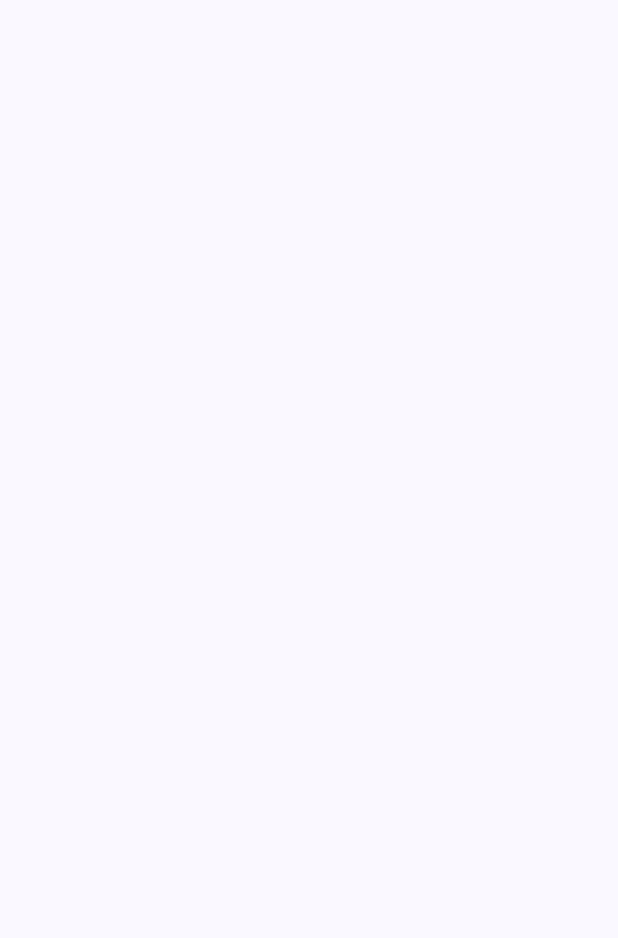
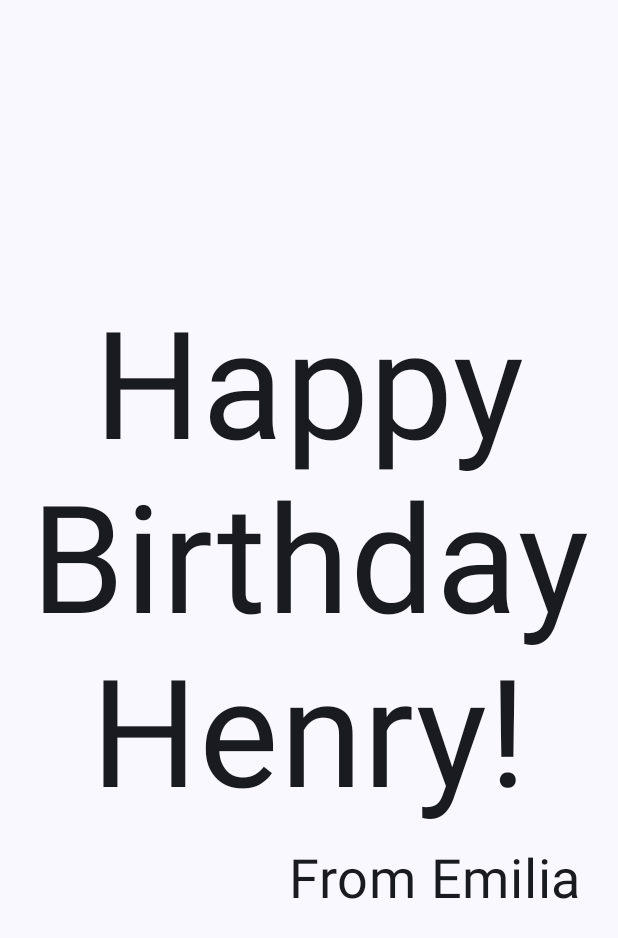
Before and after one commit to kudosscience/Happy-Birthday, an Android app built with Jetpack Compose: the screen it shows after launch (MainActivity), on a phone screen of 412 x 824 dp. Before the commit the part shown is empty. Shown: the top 938 px of the screen. Run offline under Robolectric (Android 15) with nearby library versions, the phone set to English and light mode, and no system bars.

Commit message:
Finish font, alignment and nested composables

```diff
--- a/app/src/main/java/com/example/happybirthday/MainActivity.kt
+++ b/app/src/main/java/com/example/happybirthday/MainActivity.kt
@@ -4,23 +4,40 @@ import android.os.Bundle
 import androidx.activity.ComponentActivity
 import androidx.activity.compose.setContent
 import androidx.activity.enableEdgeToEdge
+import androidx.compose.foundation.background
+import androidx.compose.foundation.layout.Arrangement
+import androidx.compose.foundation.layout.Column
+import androidx.compose.foundation.layout.Row
 import androidx.compose.foundation.layout.fillMaxSize
 import androidx.compose.foundation.layout.padding
+import androidx.compose.material3.MaterialTheme
 import androidx.compose.material3.Scaffold
+import androidx.compose.material3.Surface
 import androidx.compose.material3.Text
 import androidx.compose.runtime.Composable
+import androidx.compose.ui.Alignment
 import androidx.compose.ui.Modifier
+import androidx.compose.ui.text.style.TextAlign
 import androidx.compose.ui.tooling.preview.Preview
+import androidx.compose.ui.unit.dp
 import androidx.compose.ui.unit.sp
 import com.example.happybirthday.ui.theme.HappyBirthdayTheme
 
 class MainActivity : ComponentActivity() {
     override fun onCreate(savedInstanceState: Bundle?) {
         super.onCreate(savedInstanceState)
-        enableEdgeToEdge()
         setContent {
             HappyBirthdayTheme {
-                Scaffold(modifier = Modifier.fillMaxSize()) { innerPadding ->
+                // A surface container using the 'background' color from the theme
+                Surface(
+                    modifier = Modifier.fillMaxSize(),
+                    color = MaterialTheme.colorScheme.background
+                ) {
+                    GreetingText(
+                        message = "Happy Birthday Henry!",
+                        from = "From Emilia",
+                        modifier = Modifier.padding(8.dp)
+                    )
                 }
                 }
             }
@@ -29,15 +46,24 @@ class MainActivity : ComponentActivity() {
 
 @Composable
 fun GreetingText(message: String, from: String, modifier: Modifier = Modifier) {
+    Column(
+        verticalArrangement = Arrangement.Center,
+        modifier = modifier
+    ) {
         Text(
             text = message,
             fontSize = 100.sp,
-        lineHeight = 116.sp
+            lineHeight = 116.sp,
+            textAlign = TextAlign.Center
         )
         Text(
             text = from,
-        fontSize = 36.sp
+            fontSize = 36.sp,
+            modifier = Modifier
+                .padding(16.dp)
+                .align(alignment = Alignment.End)
         )
+    }
 }
 
 @Preview(showBackground = true)
```
Lines whose indentation alone changed are shown as unchanged.
